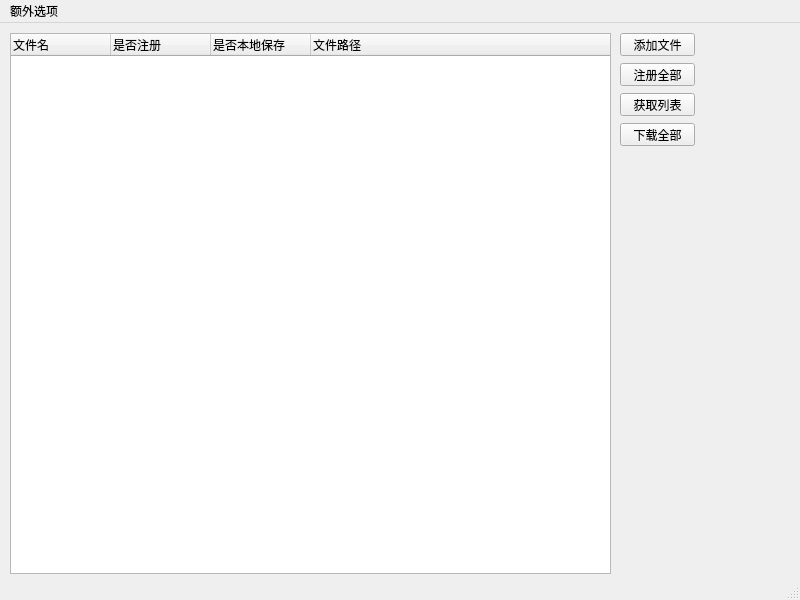
Qt form PageUI/mainPage.ui (lxambulance/CoLoRagent) before a commit.
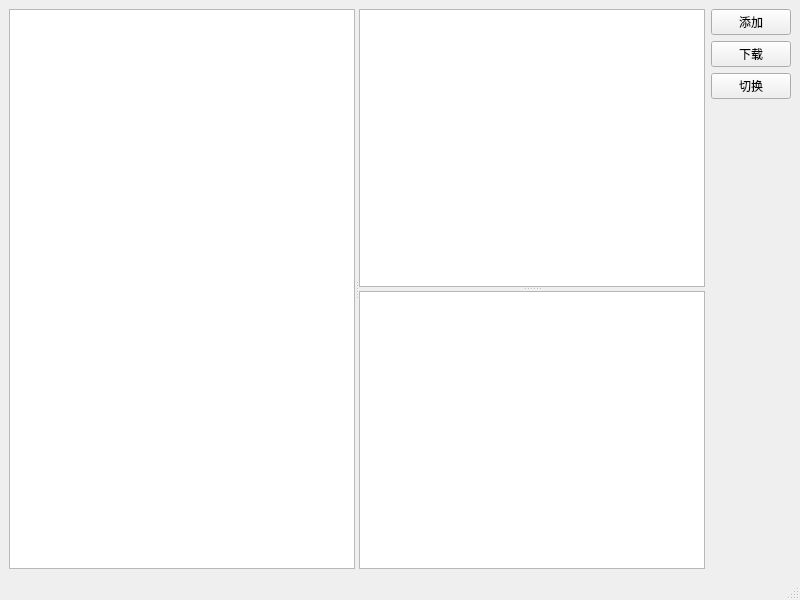
The same form after that commit.

```diff
--- a/PageUI/mainPage.ui
+++ b/PageUI/mainPage.ui
@@ -14,88 +14,61 @@
    <string>MainWindow</string>
   </property>
   <widget class="QWidget" name="centralwidget">
-   <widget class="QPushButton" name="pushButton">
-    <property name="geometry">
-     <rect>
-      <x>620</x>
-      <y>10</y>
-      <width>75</width>
-      <height>23</height>
-     </rect>
-    </property>
-    <property name="text">
-     <string>添加文件</string>
-    </property>
-   </widget>
-   <widget class="QPushButton" name="pushButton_3">
-    <property name="geometry">
-     <rect>
-      <x>620</x>
-      <y>40</y>
-      <width>75</width>
-      <height>23</height>
-     </rect>
-    </property>
-    <property name="text">
-     <string>注册全部</string>
-    </property>
-   </widget>
-   <widget class="QPushButton" name="pushButton_4">
-    <property name="geometry">
-     <rect>
-      <x>620</x>
-      <y>70</y>
-      <width>75</width>
-      <height>23</height>
-     </rect>
-    </property>
-    <property name="text">
-     <string>获取列表</string>
-    </property>
-   </widget>
-   <widget class="QPushButton" name="pushButton_5">
-    <property name="geometry">
-     <rect>
-      <x>620</x>
-      <y>100</y>
-      <width>75</width>
-      <height>23</height>
-     </rect>
-    </property>
-    <property name="text">
-     <string>下载全部</string>
-    </property>
-   </widget>
-   <widget class="QTreeWidget" name="treeWidget">
-    <property name="geometry">
-     <rect>
-      <x>10</x>
-      <y>10</y>
-      <width>601</width>
-      <height>541</height>
-     </rect>
-    </property>
-    <column>
-     <property name="text">
-      <string>文件名</string>
-     </property>
-    </column>
-    <column>
-     <property name="text">
-      <string>是否注册</string>
-     </property>
-    </column>
-    <column>
-     <property name="text">
-      <string>是否本地保存</string>
-     </property>
-    </column>
-    <column>
-     <property name="text">
-      <string>文件路径</string>
-     </property>
-    </column>
-   </widget>
+   <layout class="QHBoxLayout" name="horizontalLayout">
+    <item>
+     <widget class="QSplitter" name="splitter_2">
+      <property name="orientation">
+       <enum>Qt::Horizontal</enum>
+      </property>
+      <widget class="QTreeView" name="treeView"/>
+      <widget class="QSplitter" name="splitter">
+       <property name="orientation">
+        <enum>Qt::Vertical</enum>
+       </property>
+       <widget class="QTableView" name="tableView"/>
+       <widget class="QListView" name="listView"/>
+      </widget>
+     </widget>
+    </item>
+    <item>
+     <layout class="QVBoxLayout" name="verticalLayout">
+      <item>
+       <widget class="QPushButton" name="pushButton">
+        <property name="text">
+         <string>添加</string>
+        </property>
+       </widget>
+      </item>
+      <item>
+       <widget class="QPushButton" name="pushButton_2">
+        <property name="text">
+         <string>下载</string>
+        </property>
+       </widget>
+      </item>
+      <item>
+       <widget class="QPushButton" name="pushButton_3">
+        <property name="text">
+         <string>切换</string>
+        </property>
+       </widget>
+      </item>
+      <item>
+       <spacer name="verticalSpacer">
+        <property name="orientation">
+         <enum>Qt::Vertical</enum>
+        </property>
+        <property name="sizeHint" stdset="0">
+         <size>
+          <width>20</width>
+          <height>40</height>
+         </size>
+        </property>
+       </spacer>
+      </item>
+     </layout>
+    </item>
+   </layout>
   </widget>
   <widget class="QMenuBar" name="menubar">
    <property name="geometry">
@@ -106,15 +79,6 @@
      <height>23</height>
     </rect>
    </property>
-   <widget class="QMenu" name="menu">
-    <property name="title">
-     <string>额外选项</string>
-    </property>
-    <addaction name="action"/>
-    <addaction name="action_2"/>
-    <addaction name="action_3"/>
-   </widget>
-   <addaction name="menu"/>
   </widget>
   <widget class="QStatusBar" name="statusbar"/>
   <action name="action">
```
Left out of the diff: 24 changed lines with no effect on the pictures.
